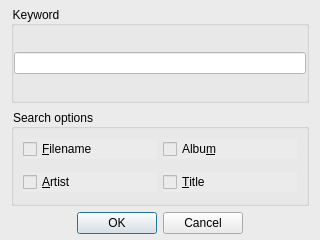
Old version of the form source/ui/playlistwindow/tp_filesearchdialog.ui in the repository ZXfkSIE/ThousandPlayer.
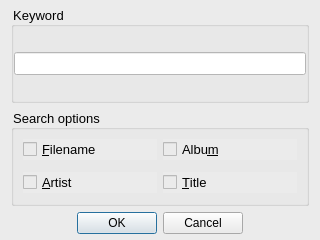
New version of the form.

Commit message: Started to programming the config window

What changed in the file:
```diff
--- a/source/ui/playlistwindow/tp_filesearchdialog.ui
+++ b/source/ui/playlistwindow/tp_filesearchdialog.ui
@@ -43,6 +43,11 @@
    </property>
    <item>
     <widget class="QGroupBox" name="groupBox_Keyword">
+     <property name="font">
+      <font>
+       <pointsize>10</pointsize>
+      </font>
+     </property>
      <property name="title">
       <string>Keyword</string>
      </property>
@@ -64,6 +69,11 @@
       </property>
       <item>
        <widget class="QLineEdit" name="lineEdit">
+        <property name="font">
+         <font>
+          <pointsize>10</pointsize>
+         </font>
+        </property>
         <property name="styleSheet">
          <string notr="true">background-color: white</string>
         </property>
@@ -74,6 +84,11 @@
    </item>
    <item>
     <widget class="QGroupBox" name="groupBox_searchOptions">
+     <property name="font">
+      <font>
+       <pointsize>10</pointsize>
+      </font>
+     </property>
      <property name="title">
       <string>Search options</string>
      </property>
@@ -89,6 +104,11 @@
       </property>
       <item row="0" column="0">
        <widget class="QCheckBox" name="checkBox_Filename">
+        <property name="font">
+         <font>
+          <pointsize>10</pointsize>
+         </font>
+        </property>
         <property name="text">
          <string>&amp;Filename</string>
         </property>
@@ -96,6 +116,11 @@
       </item>
       <item row="0" column="1">
        <widget class="QCheckBox" name="checkBox_Album">
+        <property name="font">
+         <font>
+          <pointsize>10</pointsize>
+         </font>
+        </property>
         <property name="text">
          <string>Albu&amp;m</string>
         </property>
@@ -103,6 +128,11 @@
       </item>
       <item row="1" column="0">
        <widget class="QCheckBox" name="checkBox_Artist">
+        <property name="font">
+         <font>
+          <pointsize>10</pointsize>
+         </font>
+        </property>
         <property name="text">
          <string>&amp;Artist</string>
         </property>
@@ -110,6 +140,11 @@
       </item>
       <item row="1" column="1">
        <widget class="QCheckBox" name="checkBox_Title">
+        <property name="font">
+         <font>
+          <pointsize>10</pointsize>
+         </font>
+        </property>
         <property name="text">
          <string>&amp;Title</string>
         </property>
```
The commit also changes 7 other files.
